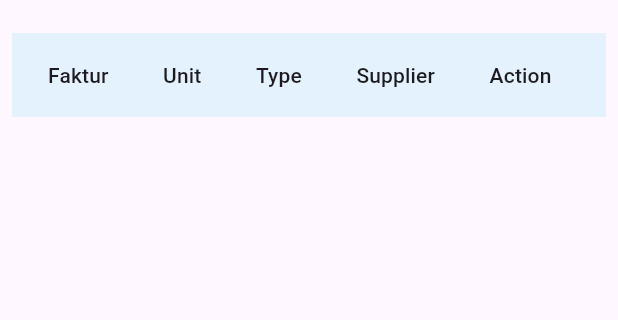
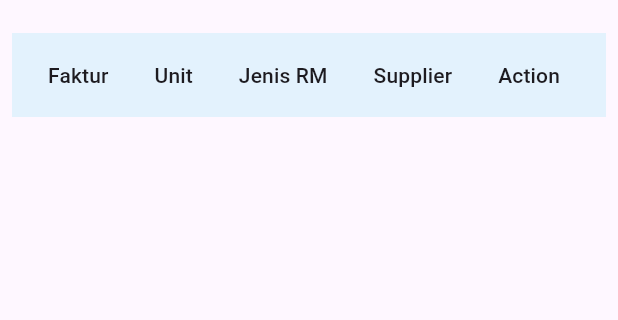
Before and after one commit to AgassiPutra/rm_inventory_new, a Flutter app: the Menu2Page screen opened by its route, on a phone screen of 412 x 824 dp, the part 63-383 px from its top. Run offline on Flutter 3.47's test engine with Material 3 defaults, Android fonts, the phone set to English and light mode, and no system bars; our stand-ins replace csv, fl_chart, flutter_blue_plus, image_picker, permission_handler, shared_preferences; missing offline and left inert: dart:html, dart:js_util; accounts and stored records are empty; network calls fail.

Commit message:
fix data column getter api

```diff
--- a/lib/screens/menu_2.dart
+++ b/lib/screens/menu_2.dart
@@ -52,7 +52,7 @@ class _Menu2PageState extends State<Menu2Page> {
         final unitMatch =
             unit.isEmpty || row['unit']!.toLowerCase().contains(unit);
         final typeMatch =
-            type.isEmpty || row['type']!.toLowerCase().contains(type);
+            type.isEmpty || row['jenis_rm']!.toLowerCase().contains(type);
         final supplierMatch =
             supplier.isEmpty ||
             row['supplier']!.toLowerCase().contains(supplier);
@@ -142,7 +142,7 @@ class _Menu2PageState extends State<Menu2Page> {
               TextField(
                 controller: typeController,
                 decoration: InputDecoration(
-                  labelText: 'Type',
+                  labelText: 'Jenis RM',
                   prefixIcon: Icon(Icons.category),
                 ),
               ),
@@ -179,7 +179,7 @@ class _Menu2PageState extends State<Menu2Page> {
   void _showEditDialog(Map<String, dynamic> rowData) {
     fakturController.text = rowData['faktur'] ?? '';
     unitController.text = rowData['unit'] ?? '';
-    typeController.text = rowData['type'] ?? '';
+    typeController.text = rowData['jenis_rm'] ?? '';
     supplierController.text = rowData['supplier'] ?? '';
 
     showDialog(
@@ -199,7 +199,7 @@ class _Menu2PageState extends State<Menu2Page> {
               ),
               TextField(
                 controller: typeController,
-                decoration: InputDecoration(labelText: 'Type'),
+                decoration: InputDecoration(labelText: 'Jenis RM'),
               ),
               TextField(
                 controller: supplierController,
@@ -218,7 +218,7 @@ class _Menu2PageState extends State<Menu2Page> {
               setState(() {
                 rowData['faktur'] = fakturController.text;
                 rowData['unit'] = unitController.text;
-                rowData['type'] = typeController.text;
+                rowData['jenis_rm'] = typeController.text;
                 rowData['supplier'] = supplierController.text;
                 applyFilter();
               });
@@ -273,7 +273,7 @@ class _Menu2PageState extends State<Menu2Page> {
                           columns: [
                             DataColumn(label: Text('Faktur')),
                             DataColumn(label: Text('Unit')),
-                            DataColumn(label: Text('Type')),
+                            DataColumn(label: Text('Jenis RM')),
                             DataColumn(label: Text('Supplier')),
                             DataColumn(label: Text('Action')),
                           ],
@@ -282,7 +282,7 @@ class _Menu2PageState extends State<Menu2Page> {
                               cells: [
                                 DataCell(Text(row['faktur'] ?? '')),
                                 DataCell(Text(row['unit'] ?? '')),
-                                DataCell(Text(row['type'] ?? '')),
+                                DataCell(Text(row['jenis_rm'] ?? '')),
                                 DataCell(Text(row['supplier'] ?? '')),
                                 DataCell(
                                   IconButton(
```
